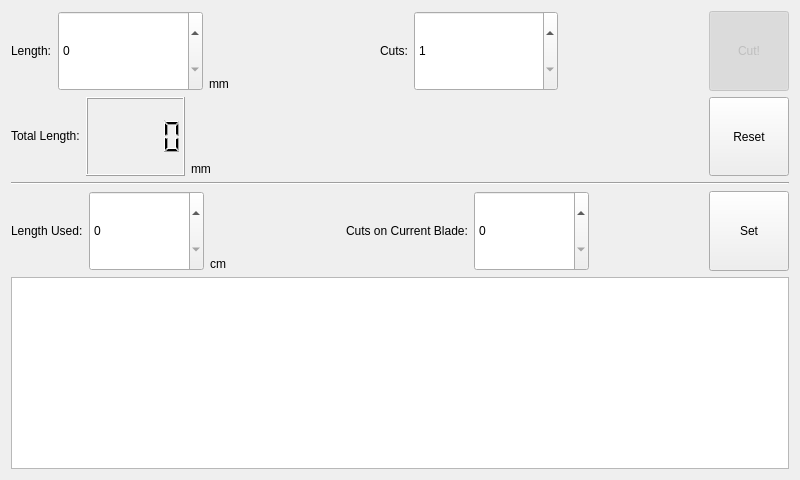
Old version of the form cutter.ui in the repository fwappy/tubingCutter.
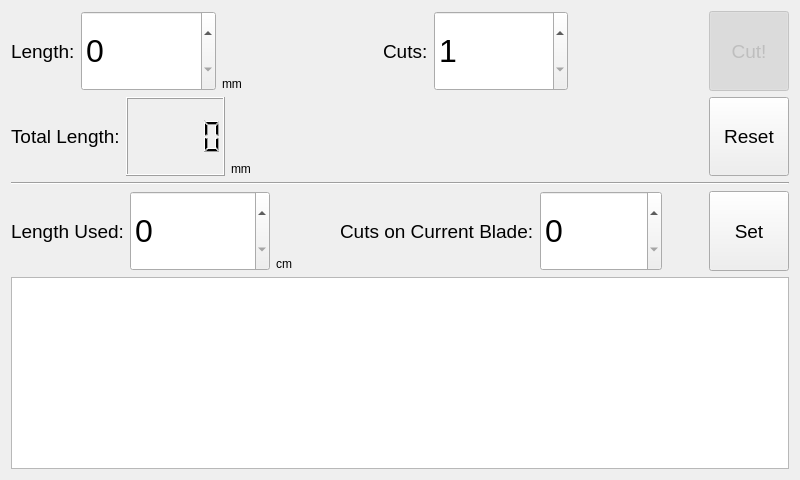
New version of the form.

Commit message: Increas font size

The edit to the form file:
```diff
--- a/cutter.ui
+++ b/cutter.ui
@@ -22,6 +22,11 @@
        <verstretch>0</verstretch>
       </sizepolicy>
      </property>
+     <property name="font">
+      <font>
+       <pointsize>14</pointsize>
+      </font>
+     </property>
      <property name="text">
       <string>Reset</string>
      </property>
@@ -42,6 +47,11 @@
        <verstretch>0</verstretch>
       </sizepolicy>
      </property>
+     <property name="font">
+      <font>
+       <pointsize>14</pointsize>
+      </font>
+     </property>
      <property name="text">
       <string>Set</string>
      </property>
@@ -51,6 +61,11 @@
     <layout class="QHBoxLayout" name="horizontalLayout_3">
      <item>
       <widget class="QLabel" name="rollLabel">
+       <property name="font">
+        <font>
+         <pointsize>14</pointsize>
+        </font>
+       </property>
        <property name="text">
         <string>Length Used:</string>
        </property>
@@ -67,6 +82,11 @@
          <verstretch>0</verstretch>
         </sizepolicy>
        </property>
+       <property name="font">
+        <font>
+         <pointsize>24</pointsize>
+        </font>
+       </property>
        <property name="accelerated">
         <bool>true</bool>
        </property>
@@ -103,6 +123,11 @@
      </item>
      <item>
       <widget class="QLabel" name="bladeLabel">
+       <property name="font">
+        <font>
+         <pointsize>14</pointsize>
+        </font>
+       </property>
        <property name="text">
         <string>Cuts on Current Blade:</string>
        </property>
@@ -119,6 +144,11 @@
          <verstretch>0</verstretch>
         </sizepolicy>
        </property>
+       <property name="font">
+        <font>
+         <pointsize>24</pointsize>
+        </font>
+       </property>
        <property name="accelerated">
         <bool>true</bool>
        </property>
@@ -146,6 +176,11 @@
     <layout class="QHBoxLayout" name="horizontalLayout">
      <item>
       <widget class="QLabel" name="lengthLabel">
+       <property name="font">
+        <font>
+         <pointsize>14</pointsize>
+        </font>
+       </property>
        <property name="text">
         <string>Length:</string>
        </property>
@@ -162,6 +197,11 @@
          <verstretch>0</verstretch>
         </sizepolicy>
        </property>
+       <property name="font">
+        <font>
+         <pointsize>24</pointsize>
+        </font>
+       </property>
        <property name="accelerated">
         <bool>true</bool>
        </property>
@@ -198,6 +238,11 @@
      </item>
      <item>
       <widget class="QLabel" name="cutsLabel">
+       <property name="font">
+        <font>
+         <pointsize>14</pointsize>
+        </font>
+       </property>
        <property name="text">
         <string>Cuts:</string>
        </property>
@@ -214,6 +259,11 @@
          <verstretch>0</verstretch>
         </sizepolicy>
        </property>
+       <property name="font">
+        <font>
+         <pointsize>24</pointsize>
+        </font>
+       </property>
        <property name="accelerated">
         <bool>true</bool>
        </property>
@@ -250,6 +300,11 @@
          <height>46</height>
         </size>
        </property>
+       <property name="font">
+        <font>
+         <pointsize>14</pointsize>
+        </font>
+       </property>
        <property name="text">
         <string>Total Length:</string>
        </property>
@@ -307,6 +362,11 @@
        <verstretch>0</verstretch>
       </sizepolicy>
      </property>
+     <property name="font">
+      <font>
+       <pointsize>14</pointsize>
+      </font>
+     </property>
      <property name="text">
       <string>Cut!</string>
      </property>
```
Left out of the diff: 5 changed lines with no effect on the pictures.
